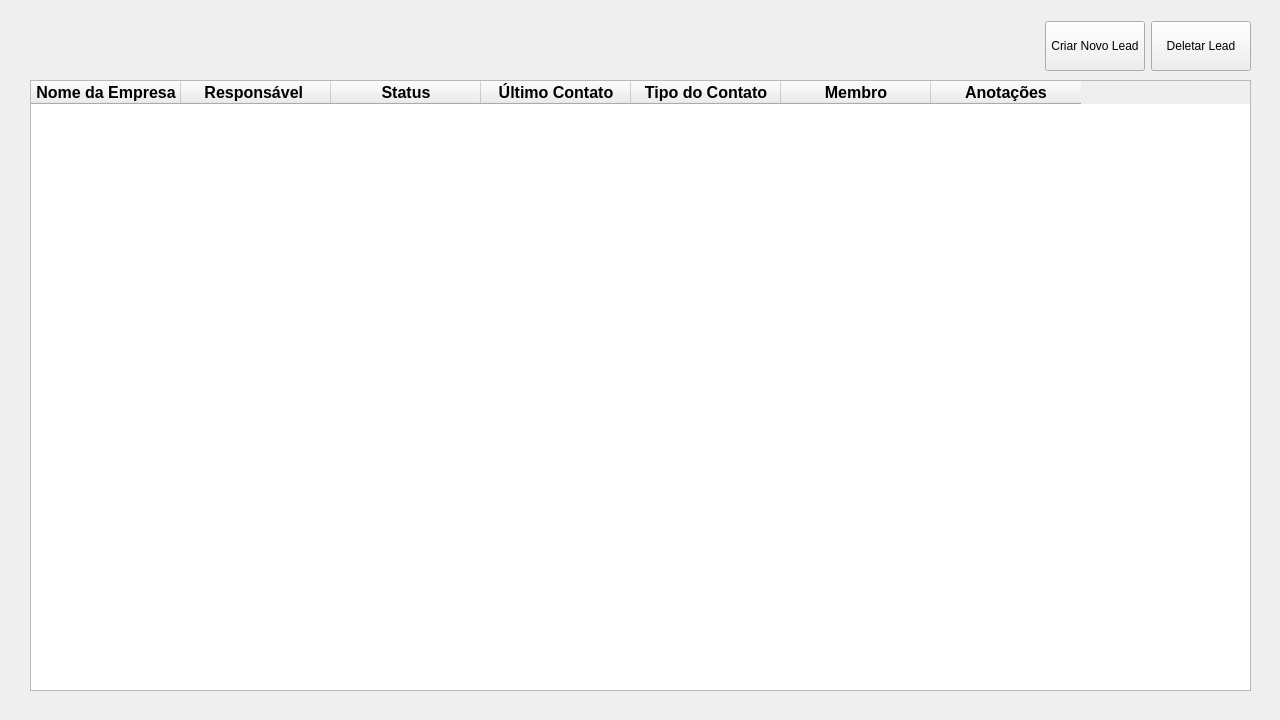
Before: the Qt Designer form menu.ui in vitorsorpile/ETECH-LeadControl, drawn with Qt 5.
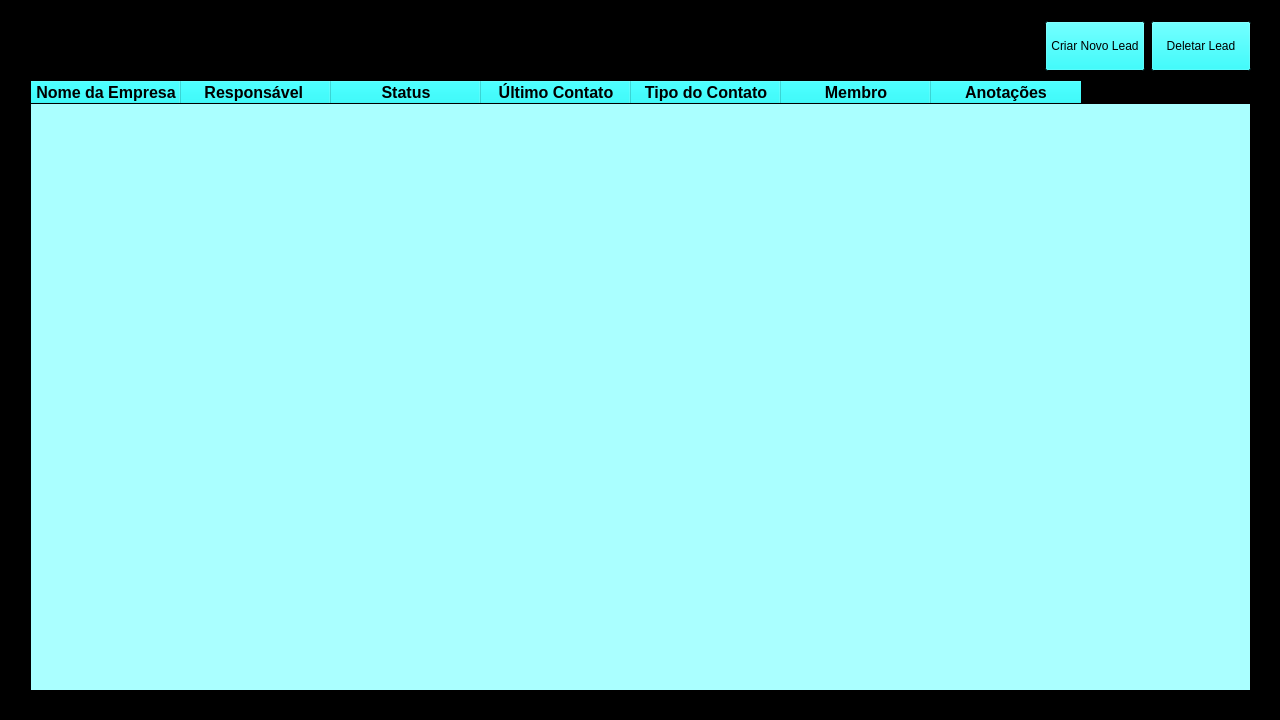
After: the same form once the commit is applied.

The edit to the form file:
```diff
--- a/menu.ui
+++ b/menu.ui
@@ -13,6 +13,529 @@
     <height>720</height>
    </rect>
   </property>
+  <property name="palette">
+   <palette>
+    <active>
+     <colorrole role="WindowText">
+      <brush brushstyle="SolidPattern">
+       <color alpha="255">
+        <red>255</red>
+        <green>255</green>
+        <blue>255</blue>
+       </color>
+      </brush>
+     </colorrole>
+     <colorrole role="Button">
+      <brush brushstyle="SolidPattern">
+       <color alpha="255">
+        <red>0</red>
+        <green>255</green>
+        <blue>255</blue>
+       </color>
+      </brush>
+     </colorrole>
+     <colorrole role="Light">
+      <brush brushstyle="SolidPattern">
+       <color alpha="255">
+        <red>255</red>
+        <green>255</green>
+        <blue>255</blue>
+       </color>
+      </brush>
+     </colorrole>
+     <colorrole role="Midlight">
+      <brush brushstyle="SolidPattern">
+       <color alpha="255">
+        <red>0</red>
+        <green>0</green>
+        <blue>0</blue>
+       </color>
+      </brush>
+     </colorrole>
+     <colorrole role="Dark">
+      <brush brushstyle="SolidPattern">
+       <color alpha="255">
+        <red>0</red>
+        <green>0</green>
+        <blue>0</blue>
+       </color>
+      </brush>
+     </colorrole>
+     <colorrole role="Mid">
+      <brush brushstyle="SolidPattern">
+       <color alpha="255">
+        <red>0</red>
+        <green>0</green>
+        <blue>0</blue>
+       </color>
+      </brush>
+     </colorrole>
+     <colorrole role="Text">
+      <brush brushstyle="SolidPattern">
+       <color alpha="255">
+        <red>0</red>
+        <green>0</green>
+        <blue>0</blue>
+       </color>
+      </brush>
+     </colorrole>
+     <colorrole role="BrightText">
+      <brush brushstyle="SolidPattern">
+       <color alpha="255">
+        <red>255</red>
+        <green>255</green>
+        <blue>255</blue>
+       </color>
+      </brush>
+     </colorrole>
+     <colorrole role="ButtonText">
+      <brush brushstyle="SolidPattern">
+       <color alpha="255">
+        <red>0</red>
+        <green>0</green>
+        <blue>0</blue>
+       </color>
+      </brush>
+     </colorrole>
+     <colorrole role="Base">
+      <brush brushstyle="SolidPattern">
+       <color alpha="255">
+        <red>170</red>
+        <green>255</green>
+        <blue>255</blue>
+       </color>
+      </brush>
+     </colorrole>
+     <colorrole role="Window">
+      <brush brushstyle="SolidPattern">
+       <color alpha="255">
+        <red>0</red>
+        <green>0</green>
+        <blue>0</blue>
+       </color>
+      </brush>
+     </colorrole>
+     <colorrole role="Shadow">
+      <brush brushstyle="SolidPattern">
+       <color alpha="255">
+        <red>0</red>
+        <green>0</green>
+        <blue>0</blue>
+       </color>
+      </brush>
+     </colorrole>
+     <colorrole role="Highlight">
+      <brush brushstyle="SolidPattern">
+       <color alpha="255">
+        <red>0</red>
+        <green>255</green>
+        <blue>255</blue>
+       </color>
+      </brush>
+     </colorrole>
+     <colorrole role="HighlightedText">
+      <brush brushstyle="SolidPattern">
+       <color alpha="255">
+        <red>0</red>
+        <green>0</green>
+        <blue>0</blue>
+       </color>
+      </brush>
+     </colorrole>
+     <colorrole role="Link">
+      <brush brushstyle="SolidPattern">
+       <color alpha="255">
+        <red>85</red>
+        <green>255</green>
+        <blue>255</blue>
+       </color>
+      </brush>
+     </colorrole>
+     <colorrole role="AlternateBase">
+      <brush brushstyle="SolidPattern">
+       <color alpha="255">
+        <red>85</red>
+        <green>255</green>
+        <blue>255</blue>
+       </color>
+      </brush>
+     </colorrole>
+     <colorrole role="ToolTipBase">
+      <brush brushstyle="SolidPattern">
+       <color alpha="255">
+        <red>0</red>
+        <green>0</green>
+        <blue>0</blue>
+       </color>
+      </brush>
+     </colorrole>
+     <colorrole role="ToolTipText">
+      <brush brushstyle="SolidPattern">
+       <color alpha="255">
+        <red>0</red>
+        <green>0</green>
+        <blue>0</blue>
+       </color>
+      </brush>
+     </colorrole>
+     <colorrole role="PlaceholderText">
+      <brush brushstyle="SolidPattern">
+       <color alpha="128">
+        <red>0</red>
+        <green>0</green>
+        <blue>0</blue>
+       </color>
+      </brush>
+     </colorrole>
+    </active>
+    <inactive>
+     <colorrole role="WindowText">
+      <brush brushstyle="SolidPattern">
+       <color alpha="255">
+        <red>255</red>
+        <green>255</green>
+        <blue>255</blue>
+       </color>
+      </brush>
+     </colorrole>
+     <colorrole role="Button">
+      <brush brushstyle="SolidPattern">
+       <color alpha="255">
+        <red>0</red>
+        <green>255</green>
+        <blue>255</blue>
+       </color>
+      </brush>
+     </colorrole>
+     <colorrole role="Light">
+      <brush brushstyle="SolidPattern">
+       <color alpha="255">
+        <red>255</red>
+        <green>255</green>
+        <blue>255</blue>
+       </color>
+      </brush>
+     </colorrole>
+     <colorrole role="Midlight">
+      <brush brushstyle="SolidPattern">
+       <color alpha="255">
+        <red>0</red>
+        <green>0</green>
+        <blue>0</blue>
+       </color>
+      </brush>
+     </colorrole>
+     <colorrole role="Dark">
+      <brush brushstyle="SolidPattern">
+       <color alpha="255">
+        <red>0</red>
+        <green>0</green>
+        <blue>0</blue>
+       </color>
+      </brush>
+     </colorrole>
+     <colorrole role="Mid">
+      <brush brushstyle="SolidPattern">
+       <color alpha="255">
+        <red>0</red>
+        <green>0</green>
+        <blue>0</blue>
+       </color>
+      </brush>
+     </colorrole>
+     <colorrole role="Text">
+      <brush brushstyle="SolidPattern">
+       <color alpha="255">
+        <red>0</red>
+        <green>0</green>
+        <blue>0</blue>
+       </color>
+      </brush>
+     </colorrole>
+     <colorrole role="BrightText">
+      <brush brushstyle="SolidPattern">
+       <color alpha="255">
+        <red>255</red>
+        <green>255</green>
+        <blue>255</blue>
+       </color>
+      </brush>
+     </colorrole>
+     <colorrole role="ButtonText">
+      <brush brushstyle="SolidPattern">
+       <color alpha="255">
+        <red>0</red>
+        <green>0</green>
+        <blue>0</blue>
+       </color>
+      </brush>
+     </colorrole>
+     <colorrole role="Base">
+      <brush brushstyle="SolidPattern">
+       <color alpha="255">
+        <red>170</red>
+        <green>255</green>
+        <blue>255</blue>
+       </color>
+      </brush>
+     </colorrole>
+     <colorrole role="Window">
+      <brush brushstyle="SolidPattern">
+       <color alpha="255">
+        <red>0</red>
+        <green>0</green>
+        <blue>0</blue>
+       </color>
+      </brush>
+     </colorrole>
+     <colorrole role="Shadow">
+      <brush brushstyle="SolidPattern">
+       <color alpha="255">
+        <red>0</red>
+        <green>0</green>
+        <blue>0</blue>
+       </color>
+      </brush>
+     </colorrole>
+     <colorrole role="Highlight">
+      <brush brushstyle="SolidPattern">
+       <color alpha="255">
+        <red>0</red>
+        <green>255</green>
+        <blue>255</blue>
+       </color>
+      </brush>
+     </colorrole>
+     <colorrole role="HighlightedText">
+      <brush brushstyle="SolidPattern">
+       <color alpha="255">
+        <red>0</red>
+        <green>0</green>
+        <blue>0</blue>
+       </color>
+      </brush>
+     </colorrole>
+     <colorrole role="Link">
+      <brush brushstyle="SolidPattern">
+       <color alpha="255">
+        <red>85</red>
+        <green>255</green>
+        <blue>255</blue>
+       </color>
+      </brush>
+     </colorrole>
+     <colorrole role="AlternateBase">
+      <brush brushstyle="SolidPattern">
+       <color alpha="255">
+        <red>85</red>
+        <green>255</green>
+        <blue>255</blue>
+       </color>
+      </brush>
+     </colorrole>
+     <colorrole role="ToolTipBase">
+      <brush brushstyle="SolidPattern">
+       <color alpha="255">
+        <red>0</red>
+        <green>0</green>
+        <blue>0</blue>
+       </color>
+      </brush>
+     </colorrole>
+     <colorrole role="ToolTipText">
+      <brush brushstyle="SolidPattern">
+       <color alpha="255">
+        <red>0</red>
+        <green>0</green>
+        <blue>0</blue>
+       </color>
+      </brush>
+     </colorrole>
+     <colorrole role="PlaceholderText">
+      <brush brushstyle="SolidPattern">
+       <color alpha="128">
+        <red>0</red>
+        <green>0</green>
+        <blue>0</blue>
+       </color>
+      </brush>
+     </colorrole>
+    </inactive>
+    <disabled>
+     <colorrole role="WindowText">
+      <brush brushstyle="SolidPattern">
+       <color alpha="255">
+        <red>0</red>
+        <green>0</green>
+        <blue>0</blue>
+       </color>
+      </brush>
+     </colorrole>
+     <colorrole role="Button">
+      <brush brushstyle="SolidPattern">
+       <color alpha="255">
+        <red>0</red>
+        <green>255</green>
+        <blue>255</blue>
+       </color>
+      </brush>
+     </colorrole>
+     <colorrole role="Light">
+      <brush brushstyle="SolidPattern">
+       <color alpha="255">
+        <red>255</red>
+        <green>255</green>
+        <blue>255</blue>
+       </color>
+      </brush>
+     </colorrole>
+     <colorrole role="Midlight">
+      <brush brushstyle="SolidPattern">
+       <color alpha="255">
+        <red>0</red>
+        <green>0</green>
+        <blue>0</blue>
+       </color>
+      </brush>
+     </colorrole>
+     <colorrole role="Dark">
+      <brush brushstyle="SolidPattern">
+       <color alpha="255">
+        <red>0</red>
+        <green>0</green>
+        <blue>0</blue>
+       </color>
+      </brush>
+     </colorrole>
+     <colorrole role="Mid">
+      <brush brushstyle="SolidPattern">
+       <color alpha="255">
+        <red>0</red>
+        <green>0</green>
+        <blue>0</blue>
+       </color>
+      </brush>
+     </colorrole>
+     <colorrole role="Text">
+      <brush brushstyle="SolidPattern">
+       <color alpha="255">
+        <red>0</red>
+        <green>0</green>
+        <blue>0</blue>
+       </color>
+      </brush>
+     </colorrole>
+     <colorrole role="BrightText">
+      <brush brushstyle="SolidPattern">
+       <color alpha="255">
+        <red>255</red>
+        <green>255</green>
+        <blue>255</blue>
+       </color>
+      </brush>
+     </colorrole>
+     <colorrole role="ButtonText">
+      <brush brushstyle="SolidPattern">
+       <color alpha="255">
+        <red>0</red>
+        <green>0</green>
+        <blue>0</blue>
+       </color>
+      </brush>
+     </colorrole>
+     <colorrole role="Base">
+      <brush brushstyle="SolidPattern">
+       <color alpha="255">
+        <red>0</red>
+        <green>0</green>
+        <blue>0</blue>
+       </color>
+      </brush>
+     </colorrole>
+     <colorrole role="Window">
+      <brush brushstyle="SolidPattern">
+       <color alpha="255">
+        <red>0</red>
+        <green>0</green>
+        <blue>0</blue>
+       </color>
+      </brush>
+     </colorrole>
+     <colorrole role="Shadow">
+      <brush brushstyle="SolidPattern">
+       <color alpha="255">
+        <red>0</red>
+        <green>0</green>
+        <blue>0</blue>
+       </color>
+      </brush>
+     </colorrole>
+     <colorrole role="Highlight">
+      <brush brushstyle="SolidPattern">
+       <color alpha="255">
+        <red>0</red>
+        <green>120</green>
+        <blue>215</blue>
+       </color>
+      </brush>
+     </colorrole>
+     <colorrole role="HighlightedText">
+      <brush brushstyle="SolidPattern">
+       <color alpha="255">
+        <red>0</red>
+        <green>0</green>
+        <blue>0</blue>
+       </color>
+      </brush>
+     </colorrole>
+     <colorrole role="Link">
+      <brush brushstyle="SolidPattern">
+       <color alpha="255">
+        <red>85</red>
+        <green>255</green>
+        <blue>255</blue>
+       </color>
+      </brush>
+     </colorrole>
+     <colorrole role="AlternateBase">
+      <brush brushstyle="SolidPattern">
+       <color alpha="255">
+        <red>85</red>
+        <green>255</green>
+        <blue>255</blue>
+       </color>
+      </brush>
+     </colorrole>
+     <colorrole role="ToolTipBase">
+      <brush brushstyle="SolidPattern">
+       <color alpha="255">
+        <red>0</red>
+        <green>0</green>
+        <blue>0</blue>
+       </color>
+      </brush>
+     </colorrole>
+     <colorrole role="ToolTipText">
+      <brush brushstyle="SolidPattern">
+       <color alpha="255">
+        <red>0</red>
+        <green>0</green>
+        <blue>0</blue>
+       </color>
+      </brush>
+     </colorrole>
+     <colorrole role="PlaceholderText">
+      <brush brushstyle="SolidPattern">
+       <color alpha="128">
+        <red>255</red>
+        <green>255</green>
+        <blue>255</blue>
+       </color>
+      </brush>
+     </colorrole>
+    </disabled>
+   </palette>
+  </property>
   <property name="windowTitle">
    <string>ETECH - Controle de Lead</string>
   </property>
@@ -23,12 +546,31 @@
    <property name="geometry">
     <rect>
      <x>30</x>
-     <y>20</y>
+     <y>10</y>
      <width>1221</width>
-     <height>52</height>
+     <height>72</height>
     </rect>
    </property>
    <layout class="QHBoxLayout" name="horizontalLayout">
+    <item>
+     <widget class="QLabel" name="logo">
+      <property name="minimumSize">
+       <size>
+        <width>357</width>
+        <height>50</height>
+       </size>
+      </property>
+      <property name="maximumSize">
+       <size>
+        <width>70</width>
+        <height>70</height>
+       </size>
+      </property>
+      <property name="text">
+       <string/>
+      </property>
+     </widget>
+    </item>
     <item>
      <spacer name="horizontalSpacer">
       <property name="orientation">
```
